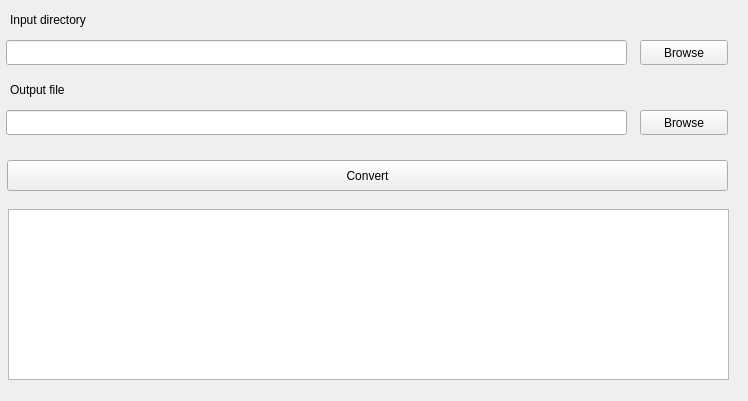
First picture: the form in bin2csv/bin2csv_qt/form.ui, repository ACOI-UofSC/PATCH_8.2a, before the edit.
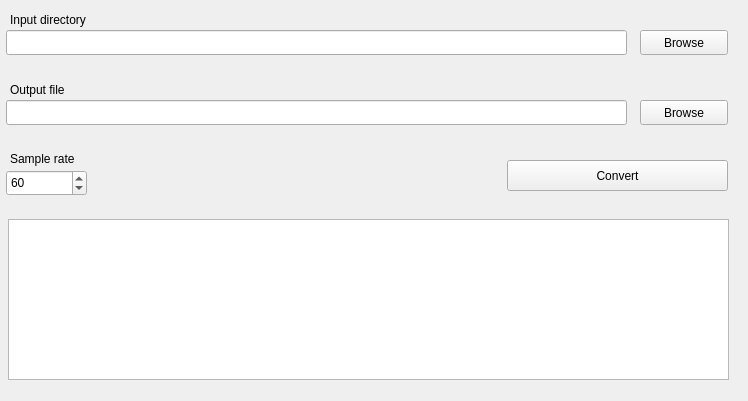
Second picture: the form after the edit.

Commit message: Fixed sample rate issue with ISR code, added sample rate box to binary conversion tool

Diff of the .ui file:
```diff
--- a/bin2csv/bin2csv_qt/form.ui
+++ b/bin2csv/bin2csv_qt/form.ui
@@ -48,7 +48,7 @@
    <property name="geometry">
     <rect>
      <x>6</x>
-     <y>40</y>
+     <y>30</y>
      <width>621</width>
      <height>25</height>
     </rect>
@@ -58,7 +58,7 @@
    <property name="geometry">
     <rect>
      <x>640</x>
-     <y>40</y>
+     <y>30</y>
      <width>88</width>
      <height>25</height>
     </rect>
@@ -71,7 +71,7 @@
    <property name="geometry">
     <rect>
      <x>640</x>
-     <y>110</y>
+     <y>100</y>
      <width>88</width>
      <height>25</height>
     </rect>
@@ -84,7 +84,7 @@
    <property name="geometry">
     <rect>
      <x>6</x>
-     <y>110</y>
+     <y>100</y>
      <width>621</width>
      <height>25</height>
     </rect>
@@ -106,9 +106,9 @@
   <widget class="QPushButton" name="pushButtonConvert">
    <property name="geometry">
     <rect>
-     <x>7</x>
+     <x>507</x>
      <y>160</y>
-     <width>721</width>
+     <width>221</width>
      <height>31</height>
     </rect>
    </property>
@@ -120,12 +120,38 @@
    <property name="geometry">
     <rect>
      <x>8</x>
-     <y>209</y>
+     <y>219</y>
      <width>721</width>
-     <height>171</height>
+     <height>161</height>
     </rect>
    </property>
   </widget>
+  <widget class="QLabel" name="label_3">
+   <property name="geometry">
+    <rect>
+     <x>10</x>
+     <y>150</y>
+     <width>91</width>
+     <height>17</height>
+    </rect>
+   </property>
+   <property name="text">
+    <string>Sample rate</string>
+   </property>
+  </widget>
+  <widget class="QSpinBox" name="spinBoxSampleRate">
+   <property name="geometry">
+    <rect>
+     <x>6</x>
+     <y>170</y>
+     <width>81</width>
+     <height>26</height>
+    </rect>
+   </property>
+   <property name="value">
+    <number>60</number>
+   </property>
+  </widget>
  </widget>
  <resources/>
  <connections/>
```
The commit also changes 4 other files.
